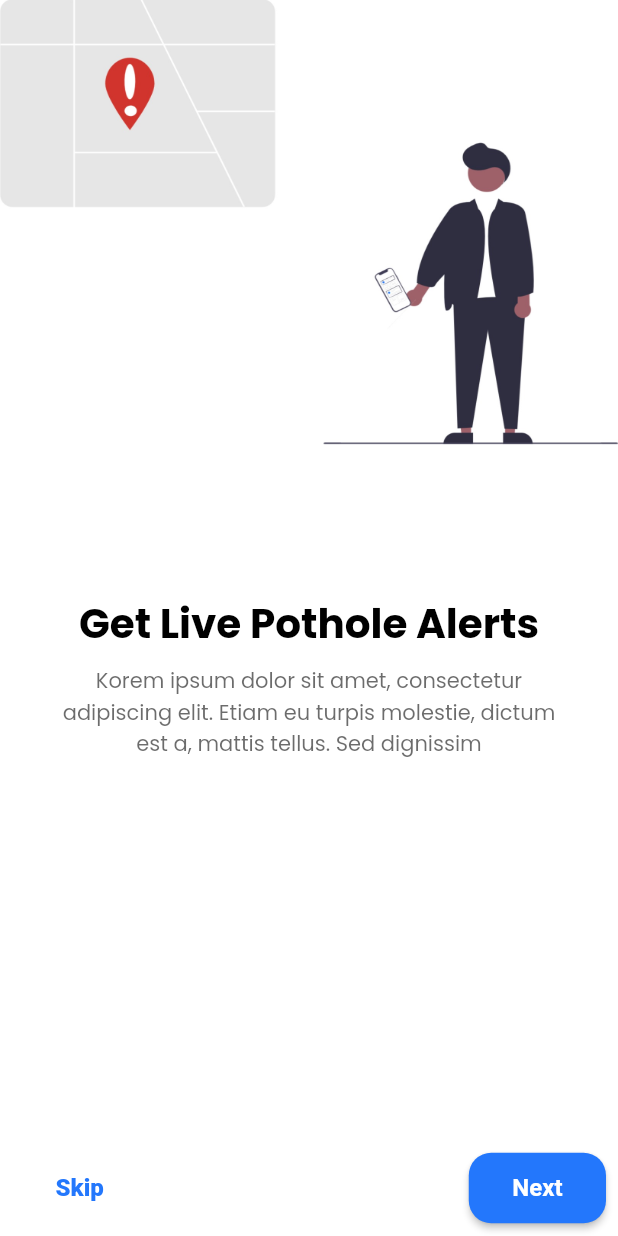
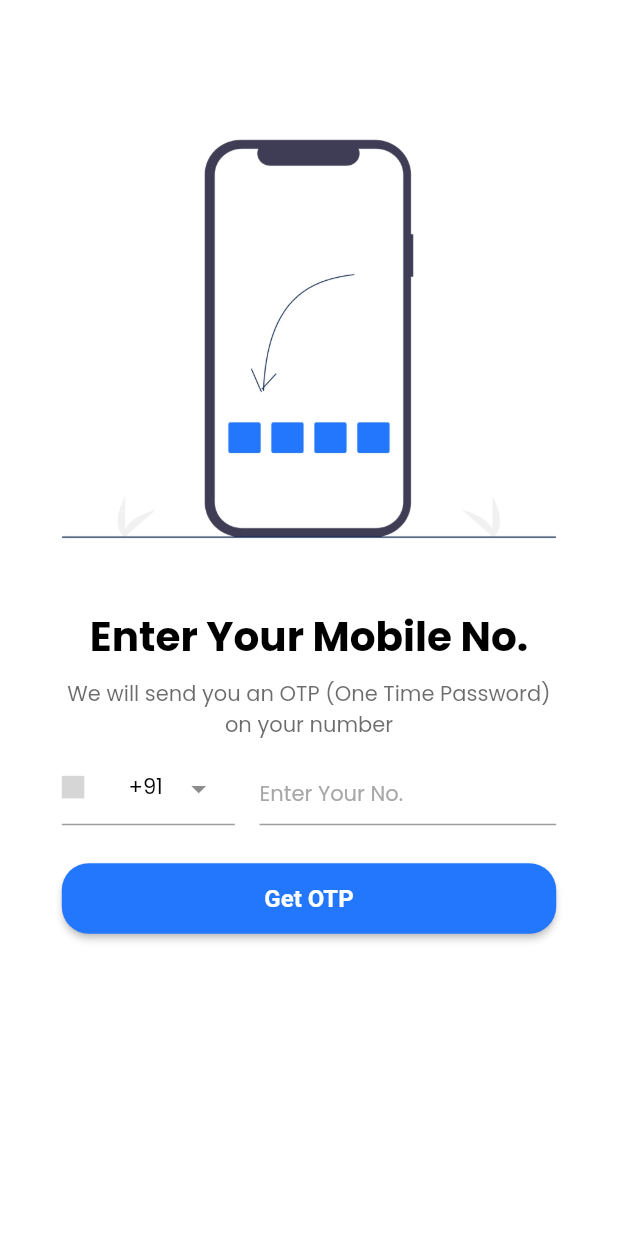
Before and after one commit to BE-Project-Pothole-Patrol/Flutter-app, a Flutter app: the screen it shows after launch, on a phone screen of 412 x 824 dp. Run offline on Flutter 3.47's test engine with Material 2 defaults, Android fonts, the phone set to English and light mode, and no system bars; drawn by our look-alikes of dropdown_search; our stand-ins replace flutter_svg; grey boxes are pictures that could not be loaded.

Commit message:
create get OTP screen

```diff
--- a/lib/main.dart
+++ b/lib/main.dart
@@ -4,6 +4,7 @@ import 'themes/theme_constants.dart';
 import 'themes/theme_manager.dart';
 import 'screens/onboarding_screen1.dart';
 import 'screens/onboarding_screen2.dart';
+import 'screens/get_otp_screen/get_otp_screen.dart';
 
 void main() {
   runApp(const MyApp());
@@ -22,7 +23,7 @@ class MyApp extends StatelessWidget {
       theme: lightTheme,
       darkTheme: darkTheme,
       themeMode: _themeManager.themeMode,
-      home: const OnboardingScreen2(),
+      home: const GetOtpScreen(),
     );
   }
 }
--- /dev/null
+++ b/lib/screens/get_otp_screen/get_otp_screen.dart
@@ -0,0 +1,85 @@
+import 'package:flutter/material.dart';
+import '../../themes/theme_constants.dart';
+import 'widgets/user_input_for_otp.dart';
+
+
+class GetOtpScreen extends StatelessWidget {
+  const GetOtpScreen({super.key});
+
+  @override
+  Widget build(BuildContext context) {
+    Size size = MediaQuery.of(context).size;
+    final List<PhoneCodeModel> list = [
+      PhoneCodeModel(id: 0, phoneCode: '+91', countryCode: 'in',countryName: 'India'),
+      PhoneCodeModel(id: 1, phoneCode: '+1', countryCode: 'us',countryName: 'US'),
+      PhoneCodeModel(id: 1, phoneCode: '+44', countryCode: 'gb-eng',countryName: 'UK'),
+    ];
+
+    return Scaffold(
+      body: SafeArea(
+        child: SingleChildScrollView(
+          child: SizedBox(
+            width: size.width,
+            child: Column(
+              children: [
+                SizedBox(
+                  height: size.height * 0.08,
+                ),
+                Image.asset(
+                  'assets/images/getotp.jpg',
+                  width: size.width * 0.8,
+                  height: size.width * 0.8,
+                ),
+                SizedBox(
+                  height: size.height * 0.01,
+                ),
+                Text(
+                  "Enter Your Mobile No.",
+                  style: Theme.of(context).textTheme.displayMedium,
+                ),
+                SizedBox(
+                  height: size.height * 0.01,
+                ),
+                SizedBox(
+                  width: size.width * 0.8,
+                  child: Text(
+                    "We will send you an OTP (One Time Password) on your number",
+                    style: Theme.of(context).textTheme.bodyMedium?.copyWith(
+                          color: kBlackLight.withOpacity(0.7),
+                        ),
+                    textAlign: TextAlign.center,
+                  ),
+                ),
+                SizedBox(
+                  height: size.height * 0.01,
+                ),
+                SizedBox(
+                  width: size.width * 0.8,
+                  child: UserInputForOtp(list: list),
+                ),
+                SizedBox(
+                  height: size.height * 0.03,
+                ),
+                SizedBox(
+                  width: size.width * 0.8,
+                  child: ElevatedButton(
+                    onPressed: () {},
+                    style:
+                        Theme.of(context).elevatedButtonTheme.style?.copyWith(
+                              shape: MaterialStateProperty.all<OutlinedBorder>(
+                                RoundedRectangleBorder(
+                                  borderRadius: BorderRadius.circular(18),
+                                ),
+                              ),
+                            ),
+                    child: const Text('Get OTP'),
+                  ),
+                ),
+              ],
+            ),
+          ),
+        ),
+      ),
+    );
+  }
+}
--- /dev/null
+++ b/lib/screens/get_otp_screen/widgets/user_input_for_otp.dart
@@ -0,0 +1,104 @@
+import 'package:app/themes/theme_constants.dart';
+import 'package:flutter/material.dart';
+import 'package:flutter_svg/flutter_svg.dart';
+import 'package:dropdown_search/dropdown_search.dart';
+
+class UserInputForOtp extends StatelessWidget {
+  const UserInputForOtp({
+    super.key,
+    required this.list,
+  });
+
+  final List<PhoneCodeModel> list;
+
+  @override
+  Widget build(BuildContext context) {
+    return Row(
+      crossAxisAlignment: CrossAxisAlignment.end,
+      children: [
+        Expanded(
+          flex: 35,
+          child: DropdownSearch<PhoneCodeModel>(
+            popupProps: const PopupProps.menu(
+              showSearchBox: true,
+            ),
+            dropdownDecoratorProps: const DropDownDecoratorProps(
+              dropdownSearchDecoration: InputDecoration(),
+              textAlign: TextAlign.center,
+              textAlignVertical: TextAlignVertical.bottom,
+            ),
+            items: list,
+            selectedItem: list[0],
+            dropdownBuilder: (context, selectedItem) {
+              return Expanded(
+                child: Row(
+                  children: [
+                    SvgPicture.asset(
+                      'icons/flags/svg/${selectedItem?.countryCode}.svg',
+                      package: 'country_icons',
+                      width: 15,
+                      height: 15,
+                    ),
+                    const Spacer(),
+                    Text(
+                      selectedItem?.phoneCode ?? "NA",
+                      style: Theme.of(context).textTheme.bodyMedium,
+                    ),
+                  ],
+                ),
+              );
+            },
+          ),
+        ),
+        const Expanded(
+          flex: 5,
+          child: SizedBox(),
+        ),
+        Expanded(
+          flex: 60,
+          child: TextField(
+            textAlignVertical: TextAlignVertical.bottom,
+            style: Theme.of(context).textTheme.bodyMedium,
+            decoration: InputDecoration(
+              hintText: 'Enter Your No.',
+              hintStyle: Theme.of(context).textTheme.bodyMedium?.copyWith(
+                    color: const Color(0xFFA8A8A8),
+                  ),
+              floatingLabelBehavior: FloatingLabelBehavior.never,
+            ),
+          ),
+        ),
+      ],
+    );
+  }
+}
+
+class PhoneCodeModel {
+  final int id;
+  final String phoneCode;
+  final String countryCode;
+  final String countryName;
+
+  PhoneCodeModel({
+    required this.id,
+    required this.phoneCode,
+    required this.countryCode,
+    required this.countryName,
+  });
+
+  ///this method will prevent the override of toString
+  String userAsString() {
+    return phoneCode;
+  }
+
+  bool userFilterByCreationDate(String filter) {
+    return phoneCode.toString().contains(filter);
+  }
+
+  bool isEqual(PhoneCodeModel model) {
+    return id == model.id;
+  }
+
+  @override
+  String toString() => countryName;
+}
--- a/lib/themes/theme_constants.dart
+++ b/lib/themes/theme_constants.dart
@@ -7,6 +7,7 @@ const kElevatedBtnPressedColor = Color(0xFF0354d3);
 const kTextBtnPressedColor = Color(0xFFF0F0F0);
 const kBackgroundColor = Color.fromARGB(255, 255, 255, 255);
 const kBlackLight = Color(0xFF2E2E2E);
+const kFocusBorder = Color(0xFF7caefd);
 
 ThemeData lightTheme = ThemeData(
   scaffoldBackgroundColor: kBackgroundColor,
@@ -23,6 +24,13 @@ ThemeData lightTheme = ThemeData(
   textTheme: _textTheme.apply(
     bodyColor: Colors.black,
     displayColor: Colors.black,
+  ),
+  inputDecorationTheme: const InputDecorationTheme(
+    focusedBorder: UnderlineInputBorder(
+      borderSide: BorderSide(
+        color: kFocusBorder,
+      ),
+    ),
   ),
 );
 
--- a/pubspec.yaml
+++ b/pubspec.yaml
@@ -36,6 +36,9 @@ dependencies:
   # Use with the CupertinoIcons class for iOS style icons.
   cupertino_icons: ^1.0.2
   google_fonts: ^4.0.3
+  dropdown_search: ^5.0.6
+  country_icons: ^2.0.2
+  flutter_svg: ^2.0.4
 
 dev_dependencies:
   flutter_test:
```
Also changed, not shown: assets/images/getotp.jpg (added), assets/images/verifyotp.jpg (added), lib/screens/verify_otp_screen.dart (added), pubspec.lock.
